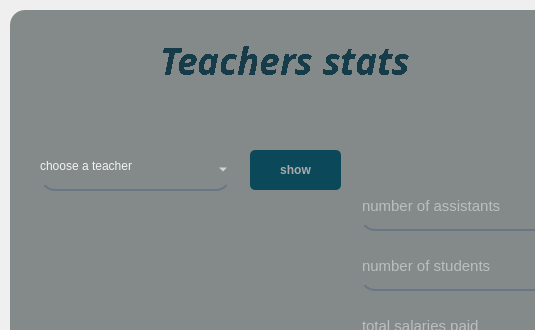
This is UIs/teacher_stats.ui in IxBahy/EDU-center-system as Qt 5 draws it before an edit; both pictures show x 0 to 535 and y 0 to 330 of the 800 by 600 pixel window. The edited form follows.
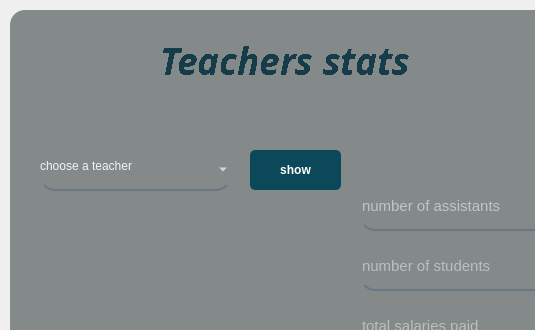
This is the edited form.

What changed in the file:
```diff
--- a/UIs/teacher_stats.ui
+++ b/UIs/teacher_stats.ui
@@ -227,7 +227,7 @@
 	
 	background-color: rgb(11, 72, 89);
 	border-radius:5px;
-color:rgb(170, 170, 170);
+	color:rgb(255, 255, 255);
 }
 QPushButton#show_Button:hover{	
 	background-color: qlineargradient(spread:pad, x1:0.99, y1:1, x2:0, y2:0, stop:0.119403 rgba(19, 122, 150, 255), stop:0.791045 rgba(37, 44, 38, 255));
@@ -266,7 +266,7 @@
       <string notr="true">background-color: rgba(0, 0, 0,0);
 border:none;
 border-bottom:2px solid rgba(105,118,132,255);
-color:rgba(255, 255, 255,230);
+color:rgb(255, 255, 255);
 padding-bottom:7px;</string>
      </property>
      <property name="placeholderText">
```
Left out of the diff: 10 changed lines with no effect on the pictures.
